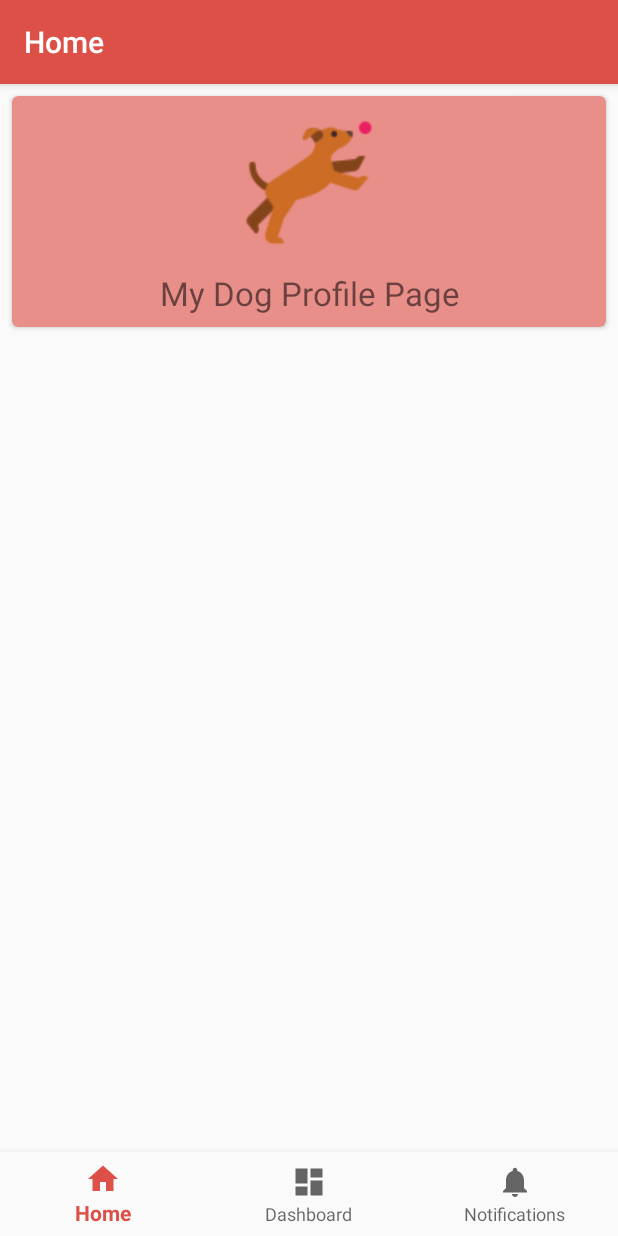
After one commit to dornelas4/HappyPaw, an Android app: the fragment ProfileFragment placed in its activity, on a phone screen of 412 x 824 dp. The commit adds this screen. Run offline under Robolectric (Android 15) with nearby library versions, the phone set to English and light mode, and no system bars; libraries missing offline, so code that uses them is left out: com.github.lzyzsd.circleprogress, com.squareup.okhttp; 2 statements that could not run were skipped.

Commit message:
Added profile fragment container. Profile page top.

```diff
--- a/app/src/debug/res/values/google_maps_api.xml
+++ b/app/src/debug/res/values/google_maps_api.xml
@@ -20,5 +20,5 @@
     Once you have your key (it starts with "AIza"), replace the "google_maps_key"
     string in this file.
     -->
-    <string name="google_maps_key" templateMergeStrategy="preserve" translatable="false">AIzaSyDH3lUNnLhbk2GtMNCd2Bhnqssjv9eYoUQ</string>
+    <string name="google_maps_key" templateMergeStrategy="preserve" translatable="false">AIzaSyDm1XSFoj46uB6_1w6_7EQFRVFL-RIciec</string>
 </resources>
--- a/app/src/main/java/cs4330/cs/utep/edu/happypaw/HomeActivity.java
+++ b/app/src/main/java/cs4330/cs/utep/edu/happypaw/HomeActivity.java
@@ -23,7 +23,7 @@ public class HomeActivity extends AppCompatActivity {
                     loadFragment(new HomeFragment());
                     return true;
                 case R.id.navigation_dashboard:
-                    loadFragment(new HomeFragment());
+                    loadFragment(new ProfileFragment());
                     return true;
                 case R.id.navigation_notifications:
                     loadFragment(new LocationFragment());
--- /dev/null
+++ b/app/src/main/java/cs4330/cs/utep/edu/happypaw/ProfileFragment.java
@@ -0,0 +1,37 @@
+package cs4330.cs.utep.edu.happypaw;
+
+
+import android.os.Bundle;
+import android.support.v4.app.Fragment;
+import android.support.v4.app.FragmentTransaction;
+import android.view.LayoutInflater;
+import android.view.View;
+import android.view.ViewGroup;
+import android.widget.Button;
+import android.widget.ImageButton;
+import android.widget.ImageView;
+import android.widget.Toolbar;
+
+import com.google.android.gms.maps.SupportMapFragment;
+
+
+public class ProfileFragment extends Fragment {
+
+    Toolbar toolbar;
+    private boolean isChecked = false;
+    ImageButton like,back;
+    Button poke;
+    ImageView facebook,instagram,follow;
+
+
+    @Override
+    public View onCreateView(LayoutInflater inflater, ViewGroup container,
+                             Bundle savedInstanceState) {
+        View rootView = inflater.inflate(R.layout.fragment_profile, container, false);
+
+        return rootView;
+    }
+
+
+
+}
--- a/app/src/main/res/layout/fragment_home.xml
+++ b/app/src/main/res/layout/fragment_home.xml
@@ -151,7 +151,6 @@
 
 
         </android.support.v7.widget.CardView>
-
         <android.support.v7.widget.CardView
             android:layout_width="0dp"
             android:layout_height="0dp"
--- /dev/null
+++ b/app/src/main/res/layout/fragment_profile.xml
@@ -0,0 +1,71 @@
+<?xml version="1.0" encoding="utf-8"?>
+<FrameLayout xmlns:android="http://schemas.android.com/apk/res/android"
+    xmlns:tools="http://schemas.android.com/tools"
+    android:layout_width="match_parent"
+    android:layout_height="match_parent"
+  >
+
+    <android.support.design.widget.CoordinatorLayout xmlns:android="http://schemas.android.com/apk/res/android"
+        xmlns:app="http://schemas.android.com/apk/res-auto"
+        xmlns:tools="http://schemas.android.com/tools"
+        android:layout_width="match_parent"
+        android:layout_height="match_parent">
+
+        <android.support.v7.widget.CardView xmlns:card_view="http://schemas.android.com/apk/res-auto"
+            android:id="@+id/card_view"
+            android:layout_width="match_parent"
+            android:layout_height="wrap_content"
+
+            android:layout_margin="8dp"
+            app:cardBackgroundColor="#e98f8a"
+            card_view:cardCornerRadius="4dp">
+
+            <LinearLayout
+                android:layout_width="match_parent"
+                android:layout_height="match_parent">
+
+                <android.support.constraint.ConstraintLayout
+                    android:layout_width="match_parent"
+                    android:layout_height="match_parent">
+
+
+                    <ImageView
+                        android:id="@+id/imageView2"
+                        android:layout_width="100dp"
+                        android:layout_height="100dp"
+                        android:layout_marginStart="8dp"
+                        android:layout_marginTop="8dp"
+                        android:layout_marginEnd="8dp"
+                        android:layout_marginBottom="8dp"
+
+                        app:layout_constraintBottom_toBottomOf="parent"
+                        app:layout_constraintEnd_toEndOf="parent"
+                        app:layout_constraintStart_toStartOf="parent"
+                        app:layout_constraintTop_toTopOf="parent"
+                        app:layout_constraintVertical_bias="0.02"
+                        app:srcCompat="@drawable/ic_trip_96dp" />
+
+                    <TextView
+                        android:id="@+id/textView4"
+                        android:layout_width="wrap_content"
+                        android:layout_height="wrap_content"
+                        android:layout_marginStart="8dp"
+                        android:layout_marginTop="8dp"
+                        android:layout_marginEnd="8dp"
+                        android:layout_marginBottom="8dp"
+                        android:fontFamily="sans-serif"
+                        android:text="My Dog Profile Page"
+
+                        android:textSize="22sp"
+                        app:layout_constraintBottom_toBottomOf="parent"
+                        app:layout_constraintEnd_toEndOf="parent"
+                        app:layout_constraintHorizontal_bias="0.502"
+                        app:layout_constraintStart_toStartOf="parent"
+                        app:layout_constraintTop_toBottomOf="@+id/imageView2"
+                        app:layout_constraintVertical_bias="0.0" />
+                </android.support.constraint.ConstraintLayout>
+            </LinearLayout>
+        </android.support.v7.widget.CardView>
+    </android.support.design.widget.CoordinatorLayout>
+
+</FrameLayout>
--- /dev/null
+++ b/app/src/main/res/values/attrs.xml
@@ -0,0 +1,9 @@
+<?xml version="1.0" encoding="utf-8"?>
+<resources>
+    <declare-styleable name="ds">
+        <attr name="BackgroundColorApp" format="color"/>
+        <attr name="textNameColor" format="color"/>
+        <attr name="textTagColor" format="color"/>
+        <attr name="buttoncolor" format="color"/>
+    </declare-styleable>
+</resources>
--- a/app/src/main/res/values/colors.xml
+++ b/app/src/main/res/values/colors.xml
@@ -10,4 +10,8 @@
     <color name="red">#dd5048</color>
     <color name="orange">#dd7548</color>
 
+    <color name="colorSecondary">#1C223C</color>
+    <color name="colorSecondaryDark">#1C223C</color>
+    <color name="colorSecondaryAccent">#FF4081</color>
+
 </resources>
```
